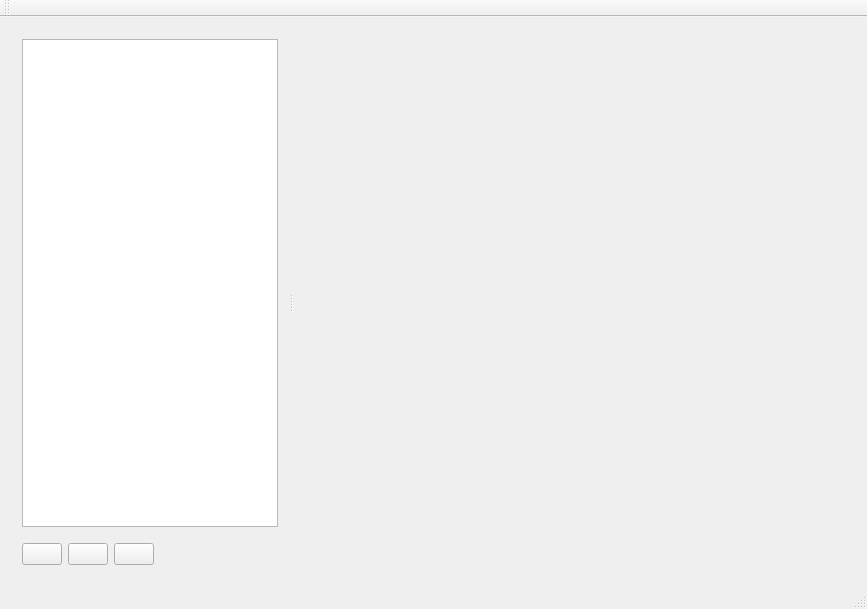
Old version of the form QtTraceClient/UI/mainwindow.ui in the repository cobreti/NyxTraceViewer.
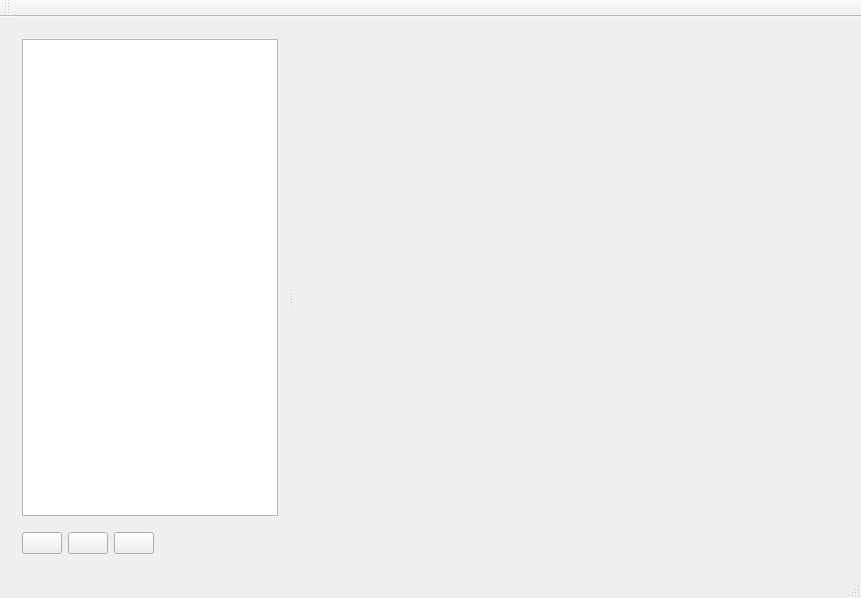
New version of the form. Icons and pictures are not drawn.

The edit to the form file:
```diff
--- a/QtTraceClient/UI/mainwindow.ui
+++ b/QtTraceClient/UI/mainwindow.ui
@@ -6,8 +6,8 @@
    <rect>
     <x>0</x>
     <y>0</y>
-    <width>867</width>
-    <height>609</height>
+    <width>861</width>
+    <height>598</height>
    </rect>
   </property>
   <property name="windowTitle">
```
Left out of the diff: 4 changed lines with no effect on the pictures.
